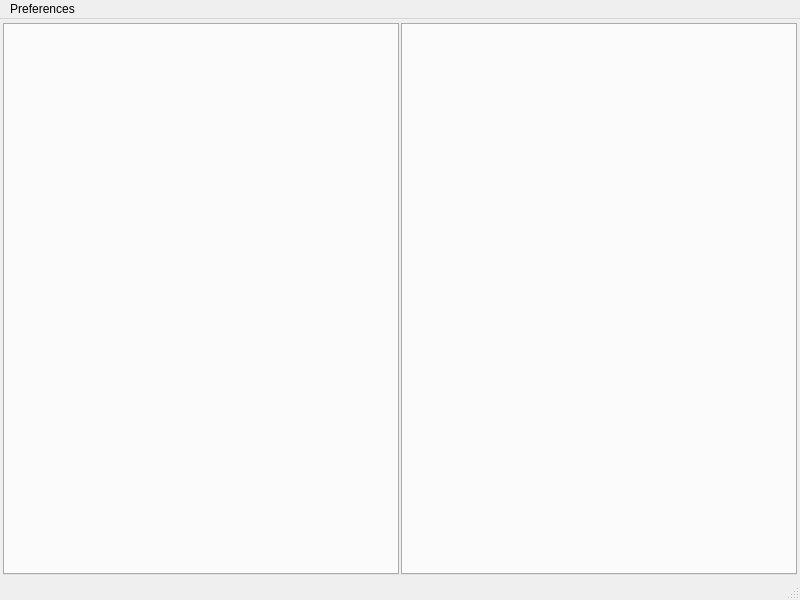
Old version of the form tf/main_window.ui in the repository vlanse/tf.
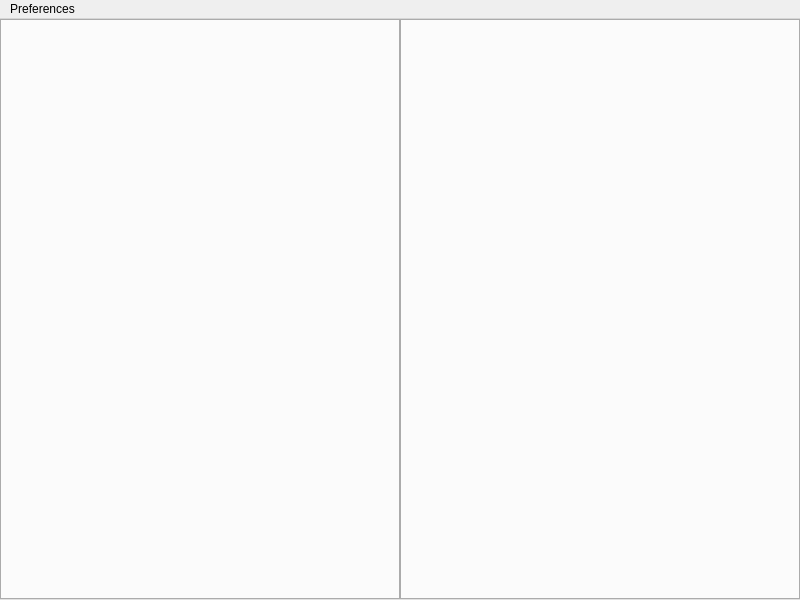
New version of the form.

Diff of the .ui file:
```diff
--- a/tf/main_window.ui
+++ b/tf/main_window.ui
@@ -16,19 +16,19 @@
   <widget class="QWidget" name="centralwidget">
    <layout class="QVBoxLayout" name="verticalLayout">
     <property name="spacing">
-     <number>1</number>
+     <number>0</number>
     </property>
     <property name="leftMargin">
-     <number>2</number>
+     <number>0</number>
     </property>
     <property name="topMargin">
-     <number>2</number>
+     <number>0</number>
     </property>
     <property name="rightMargin">
-     <number>2</number>
+     <number>0</number>
     </property>
     <property name="bottomMargin">
-     <number>2</number>
+     <number>0</number>
     </property>
     <item>
      <widget class="QWidget" name="widget_2" native="true"/>
@@ -37,19 +37,19 @@
      <widget class="QWidget" name="widget" native="true">
       <layout class="QHBoxLayout" name="horizontalLayout">
        <property name="spacing">
-        <number>2</number>
+        <number>0</number>
        </property>
        <property name="leftMargin">
-        <number>1</number>
+        <number>0</number>
        </property>
        <property name="topMargin">
-        <number>1</number>
+        <number>0</number>
        </property>
        <property name="rightMargin">
-        <number>1</number>
+        <number>0</number>
        </property>
        <property name="bottomMargin">
-        <number>1</number>
+        <number>0</number>
        </property>
        <item>
         <widget class="QTabWidget" name="LeftTabs">
@@ -114,7 +114,6 @@
    </widget>
    <addaction name="menuTF"/>
   </widget>
-  <widget class="QStatusBar" name="statusbar"/>
   <action name="actionSettings">
    <property name="text">
     <string>Preferences</string>
```
Left out of the diff: 3 changed lines with no effect on the pictures.
